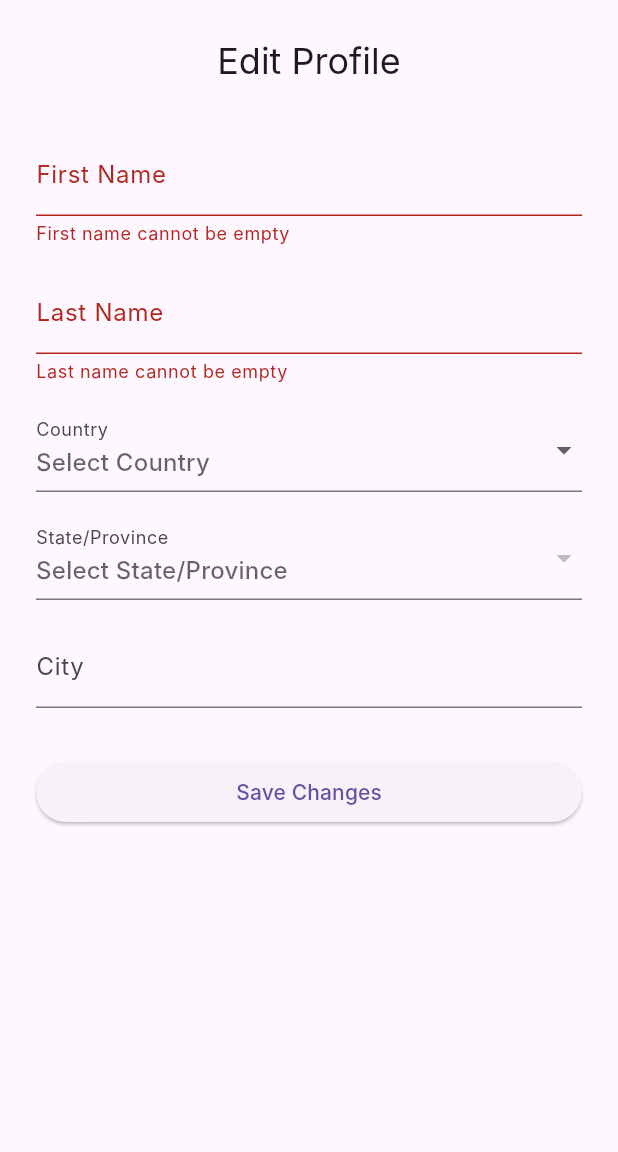
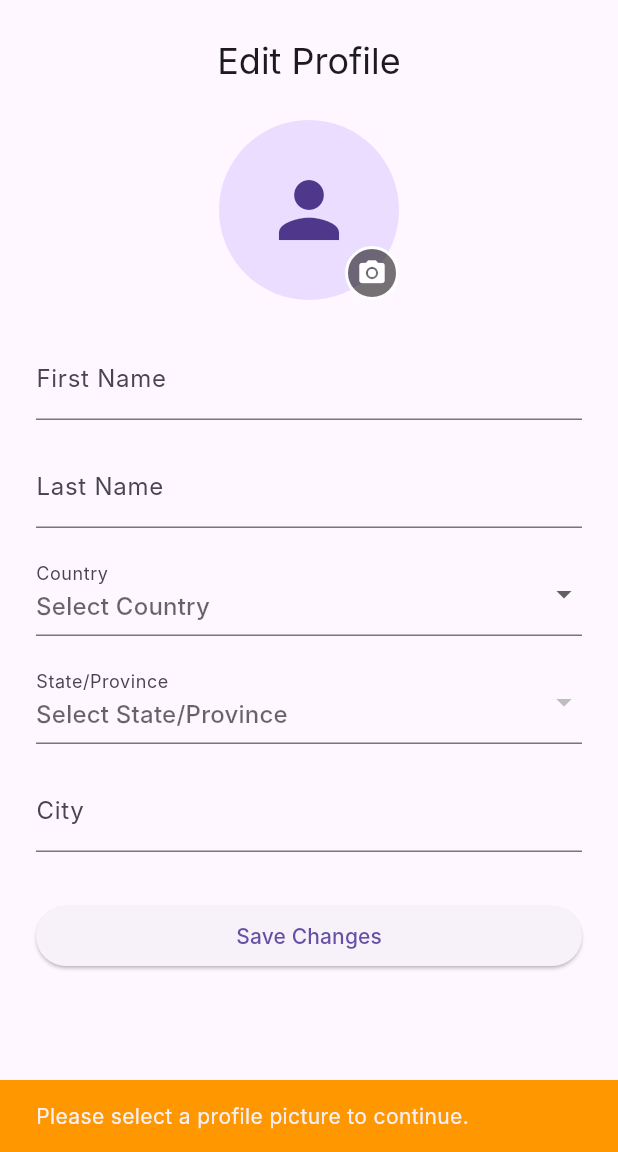
Before and after one commit to scscot/TeamBuildPro, a Flutter app: the EditProfileScreen screen opened directly with empty values, after a tap on "Save Changes", on a phone screen of 412 x 824 dp, the part 84-1236 px from its top. Run offline on Flutter 3.47's test engine with Material 3 defaults, Android fonts, the phone set to English and light mode, and no system bars; our stand-ins replace cloud_firestore, cloud_functions, country_picker, firebase_auth, firebase_core, firebase_messaging and 10 more; accounts and stored records are empty; Roboto replaces fonts that are missing (Inter).

Commit message:
Subject:
feat: Implement profile image upload functionality

Body:

This commit introduces profile picture upload capabilities on the Edit Profile screen.

Key changes include:

edit_profile_screen.dart: Added a tappable avatar to allow users to select an image from their gallery using the image_picker package. The "Save Changes" logic was updated to first upload the selected image to Firebase Storage and then save the returned URL to the user's Firestore document. Form validation was also added to require an image selection before submission.
storage_service.dart: Created a new, dedicated service to encapsulate all Firebase Storage upload logic, making the code cleaner and more reusable.
Firebase Rules: Updated storage.rules to securely allow authenticated users to upload their own profile pictures. Also updated firestore.rules to ensure the app has the necessary permissions to read user data required by the profile screens.
CORS Policy: Configured the Cloud Storage bucket's CORS policy using the gcloud CLI to resolve a [firebase_storage/unknown] error and allow successful uploads from the app environment.

```diff
--- a/lib/screens/edit_profile_screen.dart
+++ b/lib/screens/edit_profile_screen.dart
@@ -1,9 +1,11 @@
 // lib/screens/edit_profile_screen.dart
 
 import 'package:flutter/material.dart';
-//import 'package:flutter/foundation.dart'; // MODIFIED: Added for debugPrint
+import 'package:image_picker/image_picker.dart'; // MODIFIED: Added dependency
+import 'dart:io'; // MODIFIED: Added dependency
 import '../models/user_model.dart';
 import '../services/firestore_service.dart';
+import '../services/storage_service.dart'; // MODIFIED: Added new service
 import '../widgets/header_widgets.dart';
 import '../data/states_by_country.dart';
 
@@ -24,12 +26,17 @@ class EditProfileScreen extends StatefulWidget {
 class EditProfileScreenState extends State<EditProfileScreen> {
   final _formKey = GlobalKey<FormState>();
   final _firestoreService = FirestoreService();
+  final _storageService = StorageService(); // MODIFIED: Added new service
+
   late TextEditingController _firstNameController;
   late TextEditingController _lastNameController;
   late TextEditingController _cityController;
 
   String? _selectedCountry;
   String? _selectedState;
+
+  // MODIFIED: Added state variable to hold the selected image file
+  File? _imageFile;
 
   bool _isLoading = false;
 
@@ -55,30 +62,58 @@ class EditProfileScreenState extends State<EditProfileScreen> {
     super.dispose();
   }
 
+  // MODIFIED: Added method to handle image picking
+  Future<void> _pickImage() async {
+    final imagePicker = ImagePicker();
+    final pickedFile = await imagePicker.pickImage(source: ImageSource.gallery);
+
+    if (pickedFile != null) {
+      setState(() {
+        _imageFile = File(pickedFile.path);
+      });
+    }
+  }
+
   Future<void> _saveProfile() async {
-    if (!_formKey.currentState!.validate()) {
+    // MODIFIED: Added validation to require an image
+    if (_imageFile == null) {
+      ScaffoldMessenger.of(context).showSnackBar(
+        const SnackBar(
+            content: Text('Please select a profile picture to continue.'),
+            backgroundColor: Colors.orange),
+      );
       return;
     }
+
+    if (_formKey.currentState!.validate()) {
       setState(() => _isLoading = true);
 
+      final navigator = Navigator.of(context);
+      final scaffoldMessenger = ScaffoldMessenger.of(context);
+
+      try {
+        // Step 1: Upload the image and get the URL
+        String? photoUrl = await _storageService.uploadProfileImage(
+          userId: widget.user.uid,
+          imageFile: _imageFile!,
+        );
+
+        if (photoUrl == null) {
+          throw Exception('Image upload failed.');
+        }
+
+        // Step 2: Prepare data for Firestore
         final updatedData = {
           'firstName': _firstNameController.text.trim(),
           'lastName': _lastNameController.text.trim(),
           'city': _cityController.text.trim(),
           'country': _selectedCountry,
           'state': _selectedState,
+          'photoUrl': photoUrl, // Add the new photo URL
         };
 
-    // MODIFIED: Added logging to diagnose the issue.
-    debugPrint("Attempting to save data for user ${widget.user.uid}");
-    debugPrint("Data to save: $updatedData");
-
-    final navigator = Navigator.of(context);
-    final scaffoldMessenger = ScaffoldMessenger.of(context);
-
-    try {
+        // Step 3: Update the user document in Firestore
         await _firestoreService.updateUser(widget.user.uid, updatedData);
-      debugPrint("Firestore update call completed successfully.");
 
         if (!mounted) return;
         scaffoldMessenger.showSnackBar(
@@ -88,7 +123,6 @@ class EditProfileScreenState extends State<EditProfileScreen> {
         );
         navigator.pop();
       } catch (e) {
-      debugPrint("Firestore update FAILED with error: $e");
         if (!mounted) return;
         scaffoldMessenger.showSnackBar(
           SnackBar(
@@ -101,6 +135,7 @@ class EditProfileScreenState extends State<EditProfileScreen> {
         }
       }
     }
+  }
 
   @override
   Widget build(BuildContext context) {
@@ -108,17 +143,57 @@ class EditProfileScreenState extends State<EditProfileScreen> {
       appBar: AppHeaderWithMenu(appId: widget.appId),
       body: SingleChildScrollView(
         padding: const EdgeInsets.all(24.0),
-        child: Form(
-          key: _formKey,
         child: Column(
-            crossAxisAlignment: CrossAxisAlignment.stretch,
           children: [
             Text(
               'Edit Profile',
               style: Theme.of(context).textTheme.headlineSmall,
               textAlign: TextAlign.center,
             ),
-              const SizedBox(height: 32),
+            const SizedBox(height: 24),
+            // MODIFIED: Added Profile Picture UI
+            GestureDetector(
+              onTap: _pickImage,
+              child: Stack(
+                children: [
+                  CircleAvatar(
+                    radius: 60,
+                    backgroundImage: _imageFile != null
+                        ? FileImage(_imageFile!)
+                        : (widget.user.photoUrl != null &&
+                                widget.user.photoUrl!.isNotEmpty
+                            ? NetworkImage(widget.user.photoUrl!)
+                            : null) as ImageProvider?,
+                    child: _imageFile == null &&
+                            (widget.user.photoUrl == null ||
+                                widget.user.photoUrl!.isEmpty)
+                        ? const Icon(Icons.person, size: 60)
+                        : null,
+                  ),
+                  Positioned(
+                    bottom: 0,
+                    right: 0,
+                    child: Container(
+                      decoration: BoxDecoration(
+                          color: Colors.black54,
+                          shape: BoxShape.circle,
+                          border: Border.all(color: Colors.white, width: 2)),
+                      child: const Padding(
+                        padding: EdgeInsets.all(6.0),
+                        child: Icon(Icons.camera_alt,
+                            color: Colors.white, size: 20),
+                      ),
+                    ),
+                  ),
+                ],
+              ),
+            ),
+            const SizedBox(height: 24),
+            Form(
+              key: _formKey,
+              child: Column(
+                crossAxisAlignment: CrossAxisAlignment.stretch,
+                children: [
                   TextFormField(
                     controller: _firstNameController,
                     decoration: const InputDecoration(labelText: 'First Name'),
@@ -138,8 +213,8 @@ class EditProfileScreenState extends State<EditProfileScreen> {
                     hint: const Text('Select Country'),
                     isExpanded: true,
                     items: statesByCountry.keys
-                    .map((country) =>
-                        DropdownMenuItem(value: country, child: Text(country)))
+                        .map((country) => DropdownMenuItem(
+                            value: country, child: Text(country)))
                         .toList(),
                     onChanged: (newValue) {
                       setState(() {
@@ -170,7 +245,8 @@ class EditProfileScreenState extends State<EditProfileScreen> {
                               _selectedState = newValue;
                             });
                           },
-                decoration: const InputDecoration(labelText: 'State/Province'),
+                    decoration:
+                        const InputDecoration(labelText: 'State/Province'),
                     validator: (value) =>
                         value == null ? 'Please select a state/province' : null,
                   ),
@@ -178,6 +254,8 @@ class EditProfileScreenState extends State<EditProfileScreen> {
                   TextFormField(
                     controller: _cityController,
                     decoration: const InputDecoration(labelText: 'City'),
+                    validator: (value) =>
+                        value!.isEmpty ? 'Please enter a city' : null,
                   ),
                   const SizedBox(height: 32),
                   ElevatedButton(
@@ -195,6 +273,8 @@ class EditProfileScreenState extends State<EditProfileScreen> {
                 ],
               ),
             ),
+          ],
+        ),
       ),
     );
   }
--- /dev/null
+++ b/lib/services/storage_service.dart
@@ -0,0 +1,31 @@
+// lib/services/storage_service.dart
+
+import 'dart:io';
+import 'package:firebase_storage/firebase_storage.dart';
+import 'package:flutter/foundation.dart';
+import 'package:path/path.dart' as p;
+
+class StorageService {
+  final FirebaseStorage _storage = FirebaseStorage.instance;
+
+  Future<String?> uploadProfileImage({
+    required String userId,
+    required File imageFile,
+  }) async {
+    try {
+      final fileExtension = p.extension(imageFile.path);
+      final ref = _storage.ref('profile_images/$userId$fileExtension');
+
+      UploadTask uploadTask = ref.putFile(imageFile);
+
+      final snapshot = await uploadTask.whenComplete(() => {});
+      final downloadUrl = await snapshot.ref.getDownloadURL();
+
+      debugPrint("StorageService: Upload successful, URL: $downloadUrl");
+      return downloadUrl;
+    } catch (e) {
+      debugPrint("StorageService: Error uploading profile image: $e");
+      return null;
+    }
+  }
+}
```
Lines whose indentation alone changed are shown as unchanged.
